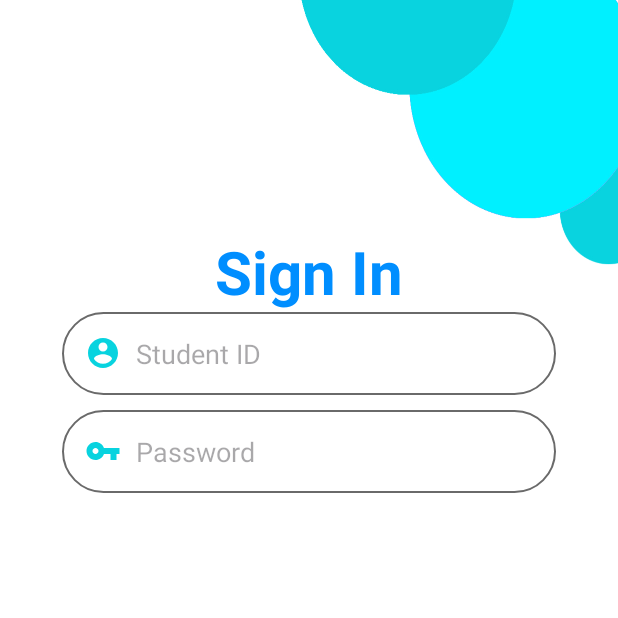
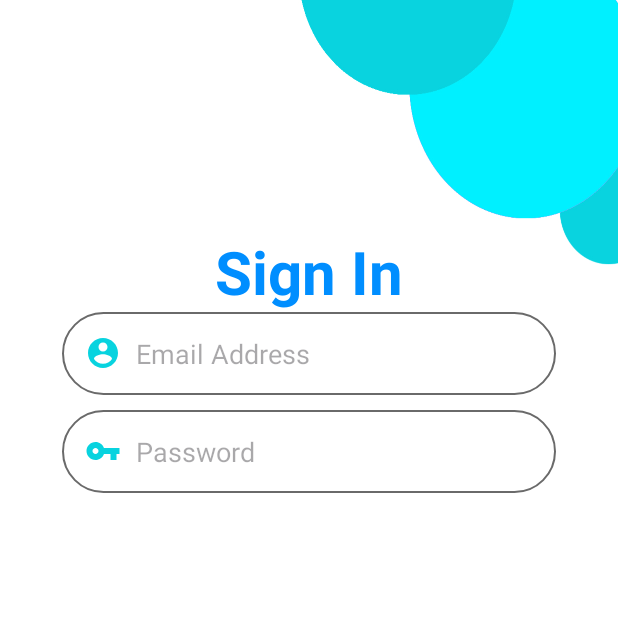
Before and after one commit to eggstink/CITU_Crate, an Android app: the screen it shows after launch (LogIn), after a tap on "Sign In", on a phone screen of 412 x 824 dp, the top half of it. Run offline under Robolectric (Android 15) with nearby library versions, the light colour scheme and no system bars; our stand-ins replace Firebase (no records; nobody signed in at launch, a user with empty details on screens opened directly); Roboto replaces fonts that are not available here.

Commit message:
Working registration & login

```diff
--- a/app/build.gradle.kts
+++ b/app/build.gradle.kts
@@ -1,5 +1,6 @@
 plugins {
     alias(libs.plugins.androidApplication)
+    id("com.google.gms.google-services")
 }
 
 android {
@@ -34,6 +35,7 @@ dependencies {
     implementation(libs.material)
     implementation(libs.activity)
     implementation(libs.constraintlayout)
+    implementation(libs.firebase.auth)
     testImplementation(libs.junit)
     androidTestImplementation(libs.ext.junit)
     androidTestImplementation(libs.espresso.core)
--- a/app/src/main/AndroidManifest.xml
+++ b/app/src/main/AndroidManifest.xml
@@ -1,6 +1,8 @@
 <?xml version="1.0" encoding="utf-8"?>
 <manifest xmlns:android="http://schemas.android.com/apk/res/android"
     xmlns:tools="http://schemas.android.com/tools">
+
+    <uses-permission android:name="android.permission.INTERNET"/>
 
     <application
         android:allowBackup="true"
@@ -12,6 +14,9 @@
         android:supportsRtl="true"
         android:theme="@style/Theme.CITU_Crate"
         tools:targetApi="31">
+        <activity
+            android:name=".MainActivity"
+            android:exported="false" />
         <activity
             android:name=".RegistrationActivity"
             android:exported="false" />
--- a/app/src/main/java/com/example/citu_crate/LogIn.java
+++ b/app/src/main/java/com/example/citu_crate/LogIn.java
@@ -2,17 +2,28 @@ package com.example.citu_crate;
 
 import android.content.Intent;
 import android.os.Bundle;
+import android.text.TextUtils;
 import android.view.View;
 import android.widget.Button;
+import android.widget.EditText;
+import android.widget.Toast;
 
 import androidx.activity.EdgeToEdge;
+import androidx.annotation.NonNull;
 import androidx.appcompat.app.AppCompatActivity;
 import androidx.core.graphics.Insets;
 import androidx.core.view.ViewCompat;
 import androidx.core.view.WindowInsetsCompat;
 
+import com.google.android.gms.tasks.OnCompleteListener;
+import com.google.android.gms.tasks.Task;
+import com.google.firebase.auth.AuthResult;
+import com.google.firebase.auth.FirebaseAuth;
+
 public class LogIn extends AppCompatActivity {
-    //Button signup;
+    Button signIn;
+    private FirebaseAuth auth;
+    EditText email, password;
     @Override
     protected void onCreate(Bundle savedInstanceState) {
         super.onCreate(savedInstanceState);
@@ -24,14 +35,46 @@ public class LogIn extends AppCompatActivity {
             return insets;
         });
 
-        //signup = (Button) findViewById(R.id.btnSignup);
-//        signup.setOnClickListener(new View.OnClickListener() {
-//            @Override
-//            public void onClick(View v) {
-//                Intent intent1 = new Intent(LogIn.this, RegistrationActivity.class);
-//                startActivity(intent1);
-//            }
-//        });
+        auth = FirebaseAuth.getInstance();
+
+        email = findViewById(R.id.email);
+        password = findViewById(R.id.password);
+
+        signIn = (Button) findViewById(R.id.btnSignin);
+        signIn.setOnClickListener(new View.OnClickListener() {
+
+            @Override
+            public void onClick(View v) {
+                String userEmail = email.getText().toString();
+                String userPassword = password.getText().toString();
+                if (TextUtils.isEmpty(userEmail)) {
+                    Toast.makeText(LogIn.this, "Enter Student ID", Toast.LENGTH_SHORT).show();
+                    return;
+                }
+
+                if (TextUtils.isEmpty(userPassword)) {
+                    Toast.makeText(LogIn.this, "Enter Password", Toast.LENGTH_SHORT).show();
+                    return;
+                }
+                if (userPassword.length() < 8) {
+                    Toast.makeText(LogIn.this, "Password should be atleast 8 characters!", Toast.LENGTH_SHORT).show();
+                    return;
+                }
+
+                auth.signInWithEmailAndPassword(userEmail,userPassword)
+                        .addOnCompleteListener(LogIn.this, new OnCompleteListener<AuthResult>() {
+                    @Override
+                    public void onComplete(@NonNull Task<AuthResult> task) {
+                        if(task.isSuccessful()){
+                            startActivity(new Intent(LogIn.this, MainActivity.class));
+                        }else{
+                            Toast.makeText(LogIn.this, "Error:" + task.getException(), Toast.LENGTH_SHORT).show();
+                            return;
+                        }
+                    }
+                });
+                }
+        });
     }
     public void signUp(View view){
         startActivity(new Intent(LogIn.this, RegistrationActivity.class));
--- a/app/src/main/res/layout/activity_login.xml
+++ b/app/src/main/res/layout/activity_login.xml
@@ -24,13 +24,13 @@
         app:layout_constraintTop_toTopOf="parent" />
 
     <EditText
-        android:id="@+id/studID"
+        android:id="@+id/email"
         android:layout_width="0dp"
         android:layout_height="wrap_content"
         android:background="@drawable/edit_text_bg"
         android:drawableLeft="@drawable/ic_baseline_account_circle"
         android:drawablePadding="10dp"
-        android:hint="Student ID"
+        android:hint="Email Address"
         android:padding="15dp"
         app:layout_constraintEnd_toEndOf="parent"
         app:layout_constraintStart_toStartOf="parent"
@@ -51,14 +51,13 @@
         app:layout_constraintEnd_toEndOf="parent"
         app:layout_constraintStart_toStartOf="parent"
         app:layout_constraintWidth_percent=".8"
-        app:layout_constraintTop_toBottomOf="@+id/studID"
+        app:layout_constraintTop_toBottomOf="@+id/email"
         tools:layout_editor_absoluteY="364dp" />
 
     <Button
         android:layout_width="0dp"
         android:layout_height="wrap_content"
         android:text="Sign In"
-        android:onClick="signip"
         android:textAllCaps="false"
         android:textStyle="bold"
         android:padding="15dp"
--- a/app/src/main/res/layout/activity_registration.xml
+++ b/app/src/main/res/layout/activity_registration.xml
@@ -40,13 +40,13 @@
         tools:layout_editor_absoluteY="197dp" />
 
     <EditText
-        android:id="@+id/studID"
+        android:id="@+id/email"
         android:layout_width="0dp"
         android:layout_height="wrap_content"
         android:background="@drawable/edit_text_bg"
         android:drawableLeft="@drawable/ic_baseline_account_circle"
         android:drawablePadding="10dp"
-        android:hint="Student ID"
+        android:hint="Email Address"
         android:padding="15dp"
         android:layout_marginTop="10dp"
         app:layout_constraintEnd_toEndOf="parent"
@@ -69,7 +69,7 @@
         app:layout_constraintEnd_toEndOf="parent"
         app:layout_constraintStart_toStartOf="parent"
         app:layout_constraintWidth_percent=".8"
-        app:layout_constraintTop_toBottomOf="@+id/studID"
+        app:layout_constraintTop_toBottomOf="@+id/email"
         tools:layout_editor_absoluteY="364dp" />
 
     <Button
--- a/build.gradle.kts
+++ b/build.gradle.kts
@@ -1,3 +1,8 @@
+buildscript {
+    dependencies {
+        classpath(libs.google.services)
+    }
+}
 // Top-level build file where you can add configuration options common to all sub-projects/modules.
 plugins {
     alias(libs.plugins.androidApplication) apply false
--- a/gradle/libs.versions.toml
+++ b/gradle/libs.versions.toml
@@ -7,6 +7,9 @@ appcompat = "1.6.1"
 material = "1.12.0"
 activity = "1.8.0"
 constraintlayout = "2.1.4"
+googleServices = "4.4.1"
+firebaseFirestore = "25.0.0"
+firebaseAuth = "23.0.0"
 
 [libraries]
 junit = { group = "junit", name = "junit", version.ref = "junit" }
@@ -16,6 +19,9 @@ appcompat = { group = "androidx.appcompat", name = "appcompat", version.ref = "a
 material = { group = "com.google.android.material", name = "material", version.ref = "material" }
 activity = { group = "androidx.activity", name = "activity", version.ref = "activity" }
 constraintlayout = { group = "androidx.constraintlayout", name = "constraintlayout", version.ref = "constraintlayout" }
+google-services = { group = "com.google.gms", name = "google-services", version.ref = "googleServices" }
+firebase-firestore = { group = "com.google.firebase", name = "firebase-firestore", version.ref = "firebaseFirestore" }
+firebase-auth = { group = "com.google.firebase", name = "firebase-auth", version.ref = "firebaseAuth" }
 
 [plugins]
 androidApplication = { id = "com.android.application", version.ref = "agp" }
```
Also changed, not shown: app/src/main/java/com/example/citu_crate/RegistrationActivity.java (+69 -1 lines).
